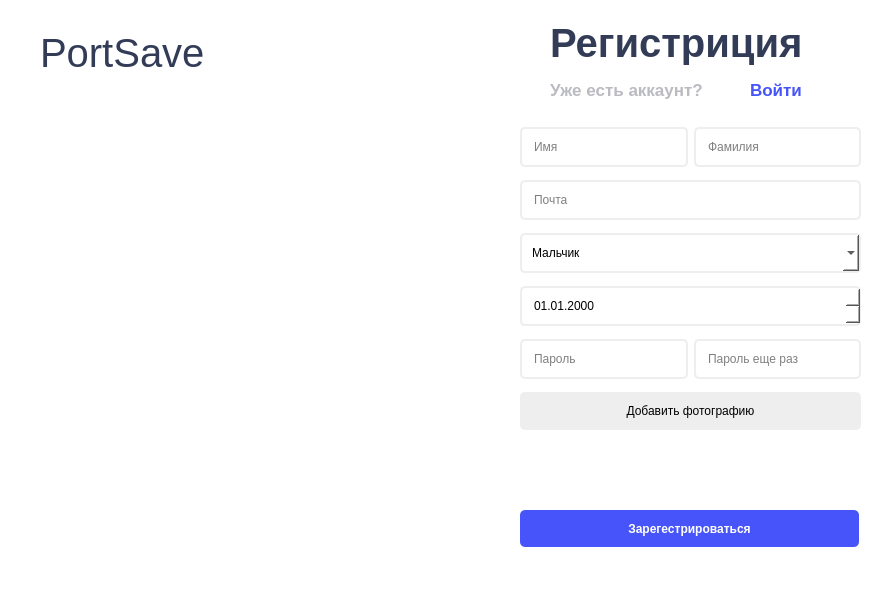
OCCCAS/Yandex, file ui/create_account.ui: the form before one commit.
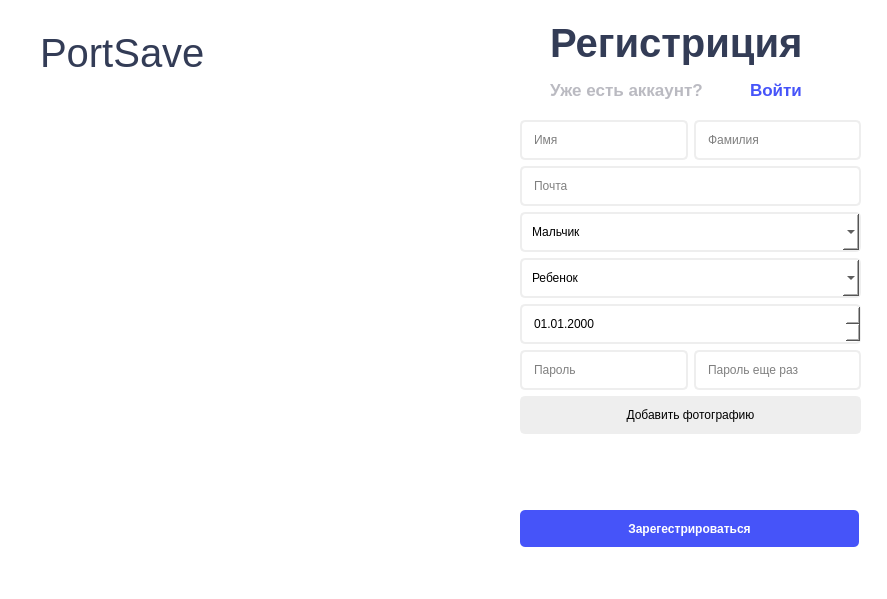
The form after the commit. Icons and pictures are not drawn. Custom widgets are drawn as their Qt base class.

```diff
--- a/ui/create_account.ui
+++ b/ui/create_account.ui
@@ -131,6 +131,50 @@
       </item>
      </widget>
     </item>
+    <item>
+     <widget class="QComboBox" name="cmb_post">
+      <property name="styleSheet">
+       <string notr="true">background-color: #ffffff;
+border-radius: 5px;
+color: black;
+padding: 10px;
+border: 2px solid #eeeeee;
+
+</string>
+      </property>
+      <property name="locale">
+       <locale language="Russian" country="Russia"/>
+      </property>
+      <property name="editable">
+       <bool>false</bool>
+      </property>
+      <property name="insertPolicy">
+       <enum>QComboBox::InsertAtTop</enum>
+      </property>
+      <property name="iconSize">
+       <size>
+        <width>16</width>
+        <height>16</height>
+       </size>
+      </property>
+      <property name="duplicatesEnabled">
+       <bool>false</bool>
+      </property>
+      <property name="frame">
+       <bool>true</bool>
+      </property>
+      <item>
+       <property name="text">
+        <string>Ребенок</string>
+       </property>
+      </item>
+      <item>
+       <property name="text">
+        <string>Воспитатель</string>
+       </property>
+      </item>
+     </widget>
+    </item>
     <item>
      <widget class="QDateEdit" name="dtchoice_birthday">
       <property name="font">
```
